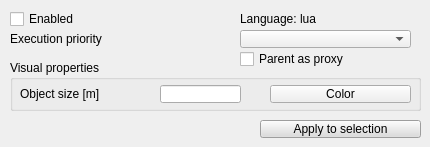
The window that ui/qdlgscripts.ui (CoppeliaRobotics/coppeliaSimLib) describes before a commit, drawn with Qt 5.
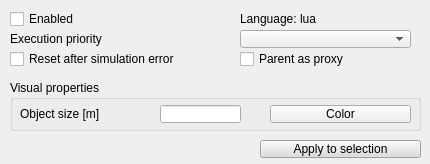
The same window after the commit.

Commit message: various fixes. Added reinit script after sim error, stack strings/buffers act also as tables, etc.

Patch:
```diff
--- a/ui/qdlgscripts.ui
+++ b/ui/qdlgscripts.ui
@@ -7,7 +7,7 @@
     <x>0</x>
     <y>0</y>
     <width>430</width>
-    <height>147</height>
+    <height>164</height>
    </rect>
   </property>
   <property name="windowTitle">
@@ -20,7 +20,7 @@
    <property name="geometry">
     <rect>
      <x>10</x>
-     <y>60</y>
+     <y>80</y>
      <width>411</width>
      <height>51</height>
     </rect>
@@ -78,7 +78,7 @@
    <property name="geometry">
     <rect>
      <x>260</x>
-     <y>120</y>
+     <y>140</y>
      <width>161</width>
      <height>18</height>
     </rect>
@@ -600,6 +600,22 @@
     <string>Parent as proxy</string>
    </property>
   </widget>
+  <widget class="QCheckBox" name="qqResetAfterSimError">
+   <property name="geometry">
+    <rect>
+     <x>10</x>
+     <y>50</y>
+     <width>221</width>
+     <height>18</height>
+    </rect>
+   </property>
+   <property name="focusPolicy">
+    <enum>Qt::StrongFocus</enum>
+   </property>
+   <property name="text">
+    <string>Reset after simulation error</string>
+   </property>
+  </widget>
  </widget>
  <tabstops>
   <tabstop>qqEnabled</tabstop>
```
Left out of the diff: 1 changed line with no effect on the pictures. The commit also changes 14 other files.
